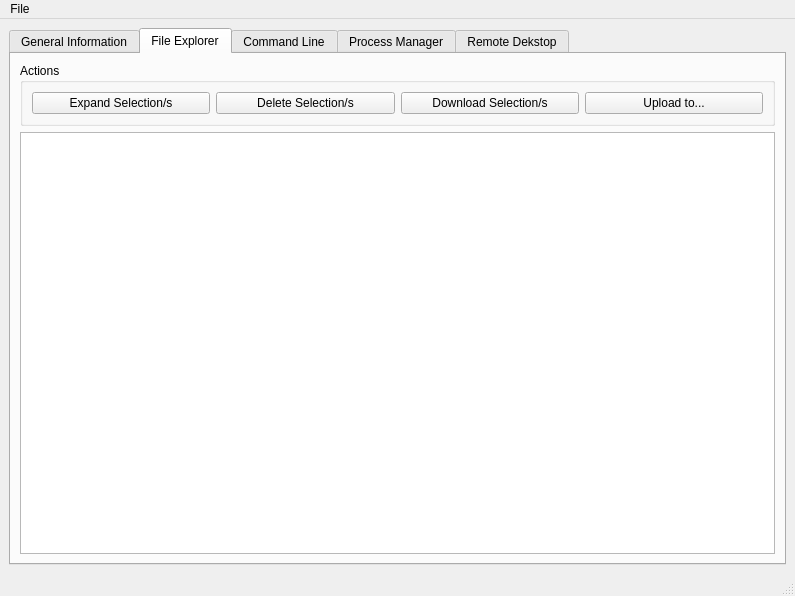
Above: PyUIC/untitlednew.ui from CommRogue/NetAdmin before the change. Below: the same form after it.
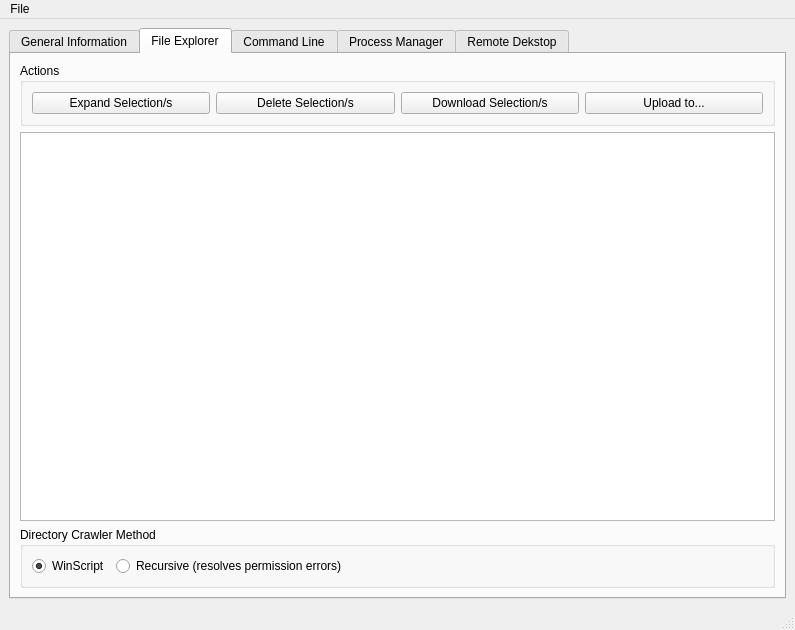
That is the form after the change. The open tabs and pages were chosen to show the change. Icons and pictures are not drawn. Custom widgets are drawn as their Qt base class.

Commit message: - Replaced calculate size buttons with context menu. - Fixed calculation of size when requested after download request not showing in file explorer. - Colored text for item sizes. - Added GUI radio buttons for GetSize options.

What changed in the file:
```diff
--- a/PyUIC/untitlednew.ui
+++ b/PyUIC/untitlednew.ui
@@ -7,7 +7,7 @@
     <x>0</x>
     <y>0</y>
     <width>795</width>
-    <height>596</height>
+    <height>630</height>
    </rect>
   </property>
   <property name="windowTitle">
@@ -415,6 +415,53 @@
           </column>
          </widget>
         </item>
+        <item>
+         <widget class="QGroupBox" name="groupBox_3">
+          <property name="title">
+           <string>Directory Crawler Method</string>
+          </property>
+          <property name="checkable">
+           <bool>false</bool>
+          </property>
+          <layout class="QHBoxLayout" name="horizontalLayout_3">
+           <item>
+            <widget class="QRadioButton" name="radioButton_2">
+             <property name="sizePolicy">
+              <sizepolicy hsizetype="Fixed" vsizetype="Fixed">
+               <horstretch>0</horstretch>
+               <verstretch>0</verstretch>
+              </sizepolicy>
+             </property>
+             <property name="text">
+              <string>WinScript</string>
+             </property>
+             <property name="checked">
+              <bool>true</bool>
+             </property>
+             <attribute name="buttonGroup">
+              <string notr="true">buttonGroup</string>
+             </attribute>
+            </widget>
+           </item>
+           <item>
+            <widget class="QRadioButton" name="radioButton">
+             <property name="sizePolicy">
+              <sizepolicy hsizetype="Minimum" vsizetype="Fixed">
+               <horstretch>0</horstretch>
+               <verstretch>0</verstretch>
+              </sizepolicy>
+             </property>
+             <property name="text">
+              <string>Recursive (resolves permission errors)</string>
+             </property>
+             <attribute name="buttonGroup">
+              <string notr="true">buttonGroup</string>
+             </attribute>
+            </widget>
+           </item>
+          </layout>
+         </widget>
+        </item>
        </layout>
       </widget>
       <widget class="QWidget" name="CommandLineTab">
```
Left out of the diff: 5 changed lines with no effect on the pictures. The commit also changes 6 other files.
